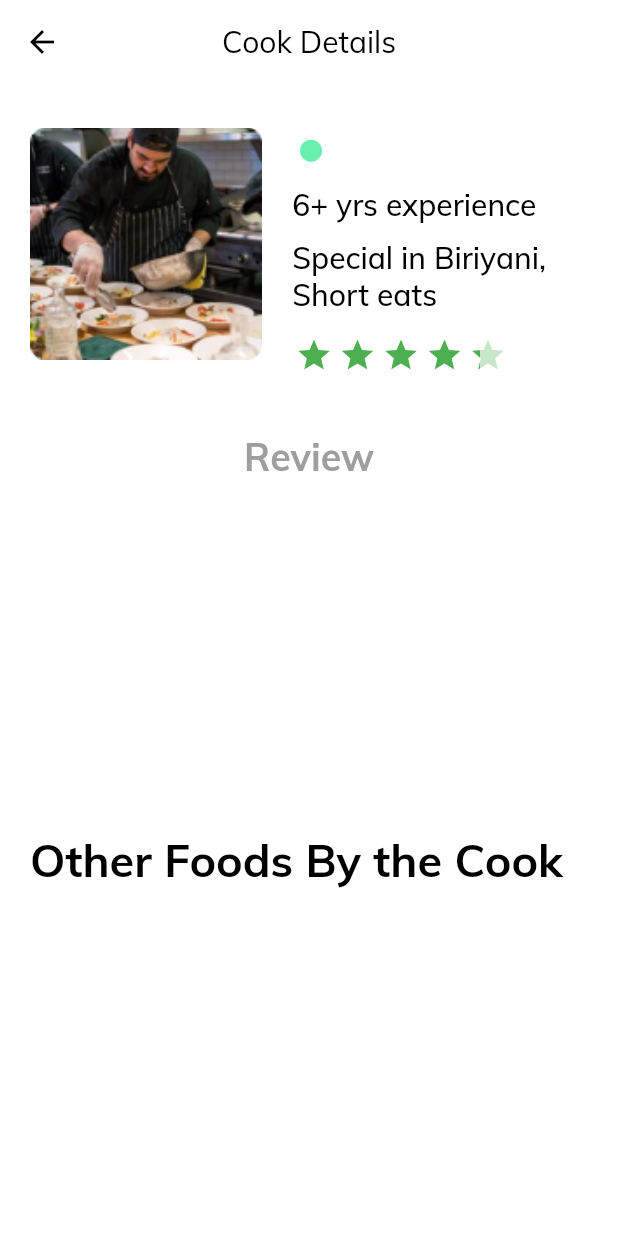
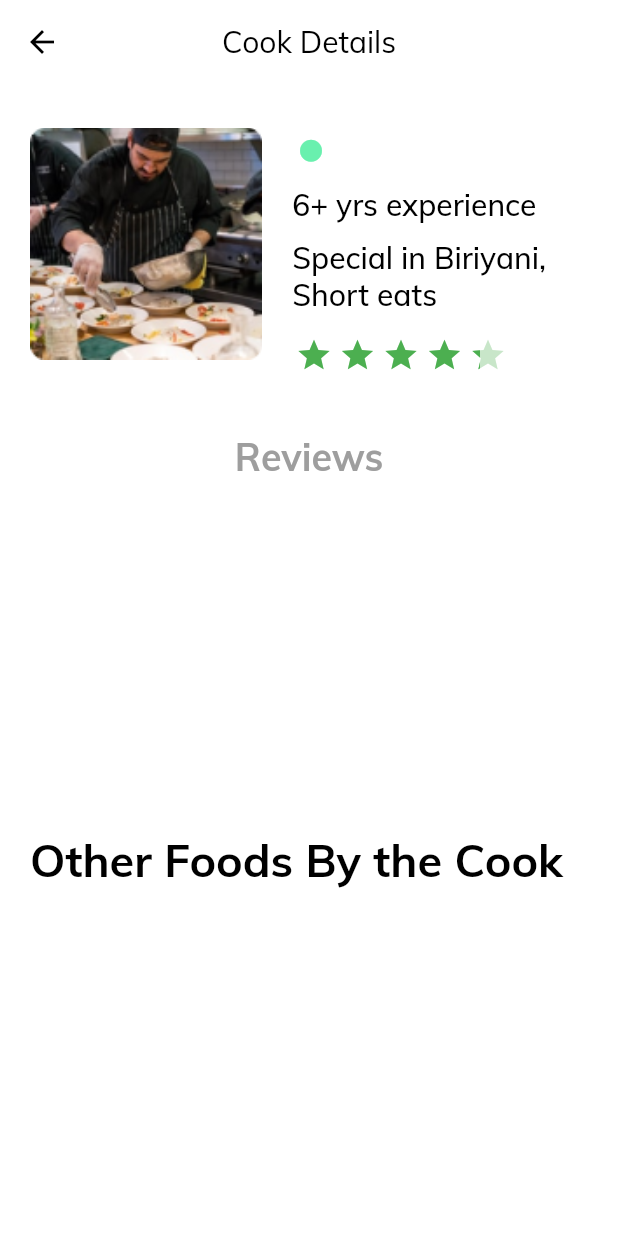
Before and after one commit to hirishegank/user, a Flutter app: the CookDetailsPage screen opened directly with empty values, on a phone screen of 412 x 824 dp. Run offline on Flutter 3.47's test engine with Material 2 defaults, Android fonts, the phone set to English and light mode, and no system bars; drawn by our look-alikes of flutter_rating_bar; our stand-ins replace cloud_firestore, firebase_auth, firebase_storage, font_awesome_flutter, intro_slider, qr_flutter; accounts and stored records are empty.

Commit message:
alignment error resolved in cooke details page

```diff
--- a/lib/screens/cook_details.dart
+++ b/lib/screens/cook_details.dart
@@ -126,7 +126,7 @@ class _CookDetailsPageState extends State<CookDetailsPage> {
                       Padding(
                         padding: const EdgeInsets.all(20.0),
                         child: Text(
-                          'Review',
+                          'Reviews',
                           style: TextStyle(
                               fontSize: 25,
                               color: Colors.grey,
@@ -202,13 +202,14 @@ class _CookDetailsPageState extends State<CookDetailsPage> {
                         .snapshots(),
                     builder: (context, snapshot) {
                       return Wrap(
+                          crossAxisAlignment: WrapCrossAlignment.center,
                           children: snapshot.data.documents
                               .map<CooksDishedCard>((food) {
-                        return CooksDishedCard(
-                          initialRating: food['rating'],
-                          foodId: food.documentID,
-                        );
-                      }).toList());
+                            return CooksDishedCard(
+                              initialRating: food['rating'],
+                              foodId: food.documentID,
+                            );
+                          }).toList());
                     }))
           ],
         ),
```
Also changed, not shown: lib/components/cooks_dishes_card.dart (+12 -8 lines).
